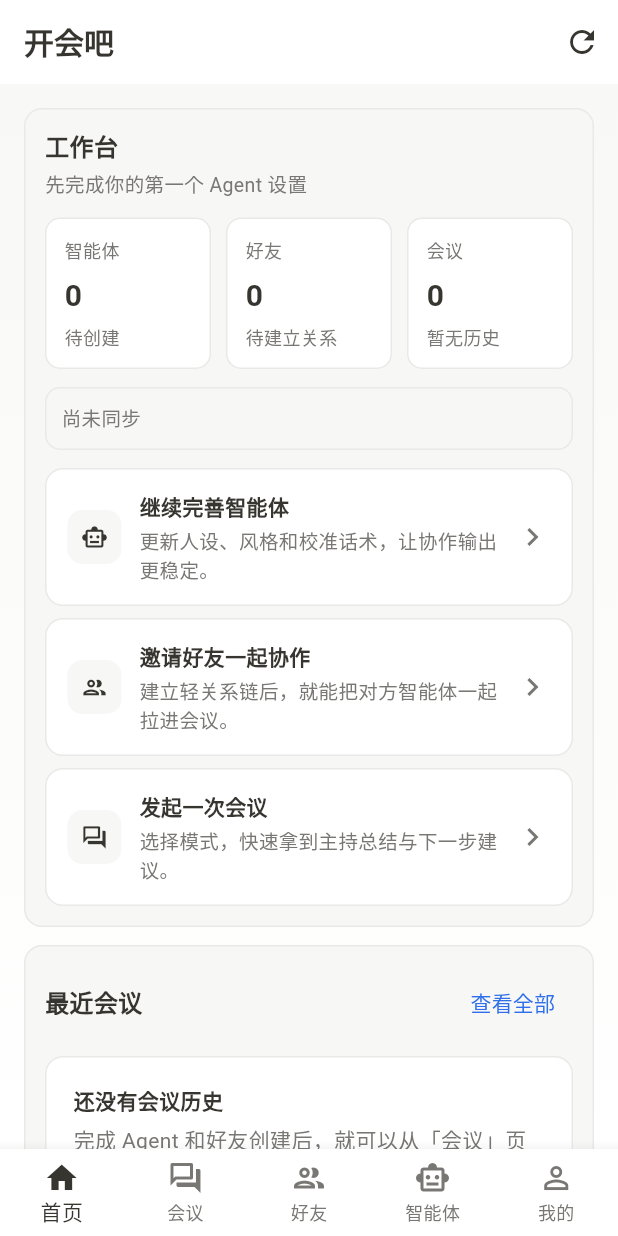
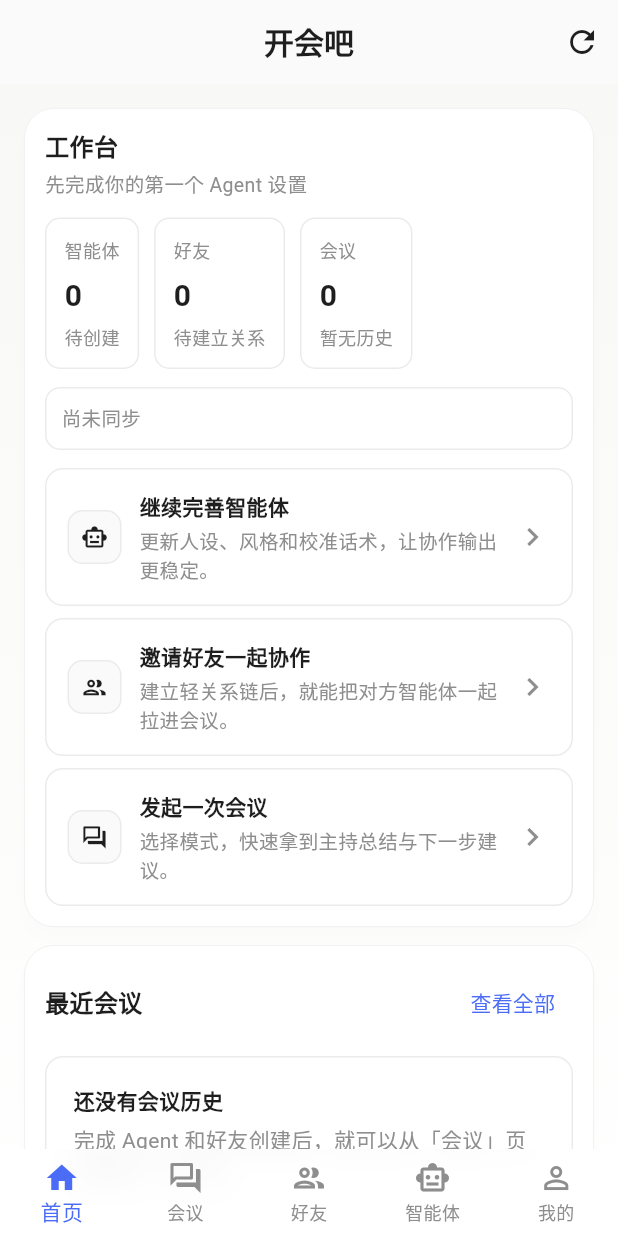
Before and after one commit to bosazahmida-wq/kaihuibar, a Flutter app: the screen it shows after launch, on a phone screen of 412 x 824 dp. Run offline on Flutter 3.47's test engine with Material 3 defaults, Android fonts, the phone set to English and light mode, and no system bars; drawn by our look-alikes of flutter_animate; our stand-ins replace dio, flutter_secure_storage, go_router, shared_preferences.

Commit message:
Refine premium mobile UI

```diff
--- a/mobile_flutter_stub/lib/main.dart
+++ b/mobile_flutter_stub/lib/main.dart
@@ -8,7 +8,7 @@ import 'screens/home_screen.dart';
 import 'screens/meeting_screen.dart';
 import 'screens/profile_screen.dart';
 import 'services/session_state.dart';
-import 'theme/notion_theme.dart';
+import 'theme/premium_theme.dart';
 
 Future<void> main() async {
   WidgetsFlutterBinding.ensureInitialized();
@@ -41,7 +41,7 @@ class KaihuiBarApp extends StatelessWidget {
       title: '开会吧',
       debugShowCheckedModeBanner: false,
       routerConfig: router,
-      theme: buildNotionTheme(),
+      theme: buildPremiumTheme(),
     );
   }
 }
--- a/mobile_flutter_stub/lib/navigation/app_shell.dart
+++ b/mobile_flutter_stub/lib/navigation/app_shell.dart
@@ -1,5 +1,8 @@
+import 'dart:ui';
+
 import 'package:flutter/material.dart';
 import 'package:go_router/go_router.dart';
+import 'package:animations/animations.dart';
 
 class AppShell extends StatelessWidget {
   const AppShell({super.key, required this.child});
@@ -27,8 +30,30 @@ class AppShell extends StatelessWidget {
     final currentIndex = _indexOf(location);
 
     return Scaffold(
-      body: child,
-      bottomNavigationBar: BottomNavigationBar(
+      extendBody: true, // Let body extend behind bottom nav
+      body: PageTransitionSwitcher(
+        duration: const Duration(milliseconds: 300),
+        transitionBuilder: (child, animation, secondaryAnimation) {
+          return FadeThroughTransition(
+            animation: animation,
+            secondaryAnimation: secondaryAnimation,
+            child: child,
+          );
+        },
+        child: KeyedSubtree(
+          key: ValueKey(location),
+          child: child,
+        ),
+      ),
+      bottomNavigationBar: ClipRect(
+        child: BackdropFilter(
+          filter: ImageFilter.blur(sigmaX: 10, sigmaY: 10),
+          child: Container(
+            color: Theme.of(context).bottomNavigationBarTheme.backgroundColor?.withValues(alpha: 0.8) ??
+                Colors.white.withValues(alpha: 0.8),
+            child: BottomNavigationBar(
+              elevation: 0,
+              backgroundColor: Colors.transparent, // Let Container handle color and opacity
               currentIndex: currentIndex,
               onTap: (index) => context.go(_tabs[index].$1),
               items: [
@@ -40,6 +65,9 @@ class AppShell extends StatelessWidget {
                   ),
               ],
             ),
+          ),
+        ),
+      ),
     );
   }
 }
--- a/mobile_flutter_stub/lib/screens/home_screen.dart
+++ b/mobile_flutter_stub/lib/screens/home_screen.dart
@@ -5,7 +5,9 @@ import 'package:go_router/go_router.dart';
 import '../models/meeting_models.dart';
 import '../services/api_client.dart';
 import '../services/session_state.dart';
-import '../theme/notion_theme.dart';
+import '../theme/premium_theme.dart';
+import '../widgets/bouncy_button.dart';
+import 'package:flutter_animate/flutter_animate.dart';
 import '../widgets/notion_widgets.dart';
 
 class HomeScreen extends StatefulWidget {
@@ -141,7 +143,7 @@ class _HomeScreenState extends State<HomeScreen> {
                               value: _state.hasAgent ? '1' : '0',
                                caption: _state.hasAgent ? '已完成校准' : '待创建',
                              ),
-                          ),
+                           ).animate().fadeIn(duration: 400.ms).slideY(begin: 0.2, end: 0),
                           const SizedBox(width: 10),
                           Expanded(
                             child: MetricTile(
@@ -149,7 +151,7 @@ class _HomeScreenState extends State<HomeScreen> {
                               value: '${_state.friends.length}',
                                caption: _state.hasFriend ? '可邀请入会' : '待建立关系',
                              ),
-                          ),
+                           ).animate().fadeIn(duration: 400.ms, delay: 100.ms).slideY(begin: 0.2, end: 0),
                           const SizedBox(width: 10),
                           Expanded(
                             child: MetricTile(
@@ -157,32 +159,38 @@ class _HomeScreenState extends State<HomeScreen> {
                               value: '${_state.meetings.length}',
                                caption: _state.meetings.isEmpty ? '暂无历史' : '已有总结',
                              ),
-                          ),
+                           ).animate().fadeIn(duration: 400.ms, delay: 200.ms).slideY(begin: 0.2, end: 0),
                         ],
                       ),
                       const SizedBox(height: 12),
                       StatusText(_syncCaption()),
                       const SizedBox(height: 12),
-                      ActionTile(
+                      BouncyButton(
+                        onPressed: () => context.go('/agents'),
+                        child: const ActionTile(
                           title: '继续完善智能体',
                           description: '更新人设、风格和校准话术，让协作输出更稳定。',
                           icon: Icons.smart_toy_outlined,
-                        onTap: () => context.go('/agents'),
                         ),
+                      ).animate().fadeIn(duration: 400.ms, delay: 300.ms).slideX(begin: 0.1, end: 0),
                       const SizedBox(height: 8),
-                      ActionTile(
+                      BouncyButton(
+                        onPressed: () => context.go('/friends'),
+                        child: const ActionTile(
                           title: '邀请好友一起协作',
                           description: '建立轻关系链后，就能把对方智能体一起拉进会议。',
                           icon: Icons.group_outlined,
-                        onTap: () => context.go('/friends'),
                         ),
+                      ).animate().fadeIn(duration: 400.ms, delay: 400.ms).slideX(begin: 0.1, end: 0),
                       const SizedBox(height: 8),
-                      ActionTile(
+                      BouncyButton(
+                        onPressed: () => context.go('/meetings'),
+                        child: const ActionTile(
                           title: '发起一次会议',
                           description: '选择模式，快速拿到主持总结与下一步建议。',
                           icon: Icons.forum_outlined,
-                        onTap: () => context.go('/meetings'),
                         ),
+                      ).animate().fadeIn(duration: 400.ms, delay: 500.ms).slideX(begin: 0.1, end: 0),
                     ],
                   ),
                 ),
@@ -205,7 +213,7 @@ class _HomeScreenState extends State<HomeScreen> {
                             const SizedBox(height: 6),
                             Text(
                               '${meetingModeText(latestMeeting.mode)} · ${meetingStatusText(latestMeeting.status)}',
-                              style: const TextStyle(color: NotionPalette.textSecondary),
+                              style: const TextStyle(color: PremiumPalette.textSecondary),
                             ),
                             if (latestMeeting.summaryText != null) ...[
                               const SizedBox(height: 10),
@@ -213,12 +221,12 @@ class _HomeScreenState extends State<HomeScreen> {
                                 latestMeeting.summaryText!,
                                 maxLines: 3,
                                 overflow: TextOverflow.ellipsis,
-                                style: const TextStyle(color: NotionPalette.textSecondary),
+                                style: const TextStyle(color: PremiumPalette.textSecondary),
                               ),
                             ],
                           ],
                         ),
-                ),
+                ).animate().fadeIn(duration: 500.ms, delay: 600.ms).scaleXY(begin: 0.95, end: 1),
                 const SizedBox(height: 12),
                 NotionSectionCard(
                   title: '协作网络',
@@ -237,7 +245,7 @@ class _HomeScreenState extends State<HomeScreen> {
                               width: 36,
                               height: 36,
                               decoration: BoxDecoration(
-                                color: NotionPalette.surface,
+                                color: PremiumPalette.surface,
                                 borderRadius: BorderRadius.circular(10),
                               ),
                               alignment: Alignment.center,
@@ -257,7 +265,7 @@ class _HomeScreenState extends State<HomeScreen> {
                                     latestFriend.domainTags.isEmpty
                                         ? '暂无公开场景标签'
                                         : latestFriend.domainTags.join(' · '),
-                                    style: const TextStyle(color: NotionPalette.textSecondary),
+                                    style: const TextStyle(color: PremiumPalette.textSecondary),
                                   ),
                                 ],
                               ),
@@ -267,13 +275,13 @@ class _HomeScreenState extends State<HomeScreen> {
                               decoration: BoxDecoration(
                                 color: Colors.white,
                                 borderRadius: BorderRadius.circular(8),
-                                border: Border.all(color: NotionPalette.border),
+                                border: Border.all(color: PremiumPalette.border),
                               ),
                               child: Text(friendshipStatusText(latestFriend.status)),
                             ),
                           ],
                         ),
-                ),
+                ).animate().fadeIn(duration: 500.ms, delay: 700.ms).scaleXY(begin: 0.95, end: 1),
               ],
             ),
           ),
--- /dev/null
+++ b/mobile_flutter_stub/lib/theme/premium_theme.dart
@@ -0,0 +1,90 @@
+import 'package:flutter/material.dart';
+
+class PremiumPalette {
+  static const bg = Color(0xFFFAFAFA); // Slightly off-white for softer contrast
+  static const surface = Color(0xFFFFFFFF); // Pure white for cards/surfaces
+  static const border = Color(0xFFEBEBEB);
+  static const textPrimary = Color(0xFF1E1E1E); // Modern dark charcoal
+  static const textSecondary = Color(0xFF8E8E8E);
+  static const accent = Color(0xFF4A6CF7); // Vibrant, modern blue
+
+  // Add gradient colors for premium feel
+  static const gradientStart = Color(0xFF4A6CF7);
+  static const gradientEnd = Color(0xFF7A94FE);
+}
+
+ThemeData buildPremiumTheme() {
+  final base = ThemeData.light(useMaterial3: true);
+  return base.copyWith(
+    scaffoldBackgroundColor: PremiumPalette.bg,
+    colorScheme: base.colorScheme.copyWith(
+      primary: PremiumPalette.accent,
+      surface: PremiumPalette.surface,
+    ),
+    textTheme: base.textTheme.apply(
+      bodyColor: PremiumPalette.textPrimary,
+      displayColor: PremiumPalette.textPrimary,
+      fontFamily: 'Roboto', // Modern system font
+    ).copyWith(
+      // Larger, bolder headings
+      titleLarge: const TextStyle(fontWeight: FontWeight.w700, fontSize: 24),
+      titleMedium: const TextStyle(fontWeight: FontWeight.w600, fontSize: 18),
+    ),
+    appBarTheme: const AppBarTheme(
+      backgroundColor: Colors.transparent, // For glassmorphism if needed
+      elevation: 0,
+      centerTitle: true,
+      foregroundColor: PremiumPalette.textPrimary,
+      surfaceTintColor: Colors.transparent,
+      titleTextStyle: TextStyle(
+        fontSize: 20,
+        fontWeight: FontWeight.w700,
+        color: PremiumPalette.textPrimary,
+      ),
+    ),
+    inputDecorationTheme: InputDecorationTheme(
+      filled: true,
+      fillColor: PremiumPalette.bg,
+      border: OutlineInputBorder(
+        borderRadius: BorderRadius.circular(16), // Rounded modern inputs
+        borderSide: const BorderSide(color: PremiumPalette.border),
+      ),
+      enabledBorder: OutlineInputBorder(
+        borderRadius: BorderRadius.circular(16),
+        borderSide: const BorderSide(color: PremiumPalette.border),
+      ),
+      focusedBorder: OutlineInputBorder(
+        borderRadius: BorderRadius.circular(16),
+        borderSide: const BorderSide(color: PremiumPalette.accent, width: 2),
+      ),
+      contentPadding: const EdgeInsets.symmetric(horizontal: 20, vertical: 16),
+    ),
+    cardTheme: CardThemeData(
+      color: PremiumPalette.surface,
+      elevation: 4, // Soft shadow
+      shadowColor: Colors.black.withValues(alpha: 0.05),
+      shape: RoundedRectangleBorder(
+        borderRadius: BorderRadius.circular(20), // More pronounced rounding
+        side: const BorderSide(color: PremiumPalette.border, width: 0.5),
+      ),
+      margin: EdgeInsets.zero,
+    ),
+    filledButtonTheme: FilledButtonThemeData(
+      style: FilledButton.styleFrom(
+        backgroundColor: PremiumPalette.textPrimary,
+        foregroundColor: Colors.white,
+        shape: RoundedRectangleBorder(borderRadius: BorderRadius.circular(16)), // Better shape
+        padding: const EdgeInsets.symmetric(horizontal: 24, vertical: 16), // Thicker button
+        elevation: 0,
+      ),
+    ),
+    bottomNavigationBarTheme: const BottomNavigationBarThemeData(
+      backgroundColor: PremiumPalette.surface,
+      selectedItemColor: PremiumPalette.accent, // Accent color for selection
+      unselectedItemColor: PremiumPalette.textSecondary,
+      type: BottomNavigationBarType.fixed,
+      showUnselectedLabels: true,
+      elevation: 10,
+    ),
+  );
+}
--- /dev/null
+++ b/mobile_flutter_stub/lib/widgets/bouncy_button.dart
@@ -0,0 +1,93 @@
+import 'package:flutter/material.dart';
+import 'package:flutter/services.dart';
+
+class BouncyButton extends StatefulWidget {
+  final Widget child;
+  final VoidCallback onPressed;
+  final double scaleFactor;
+  final Duration duration;
+
+  const BouncyButton({
+    super.key,
+    required this.child,
+    required this.onPressed,
+    this.scaleFactor = 0.95,
+    this.duration = const Duration(milliseconds: 150),
+  });
+
+  @override
+  State<BouncyButton> createState() => _BouncyButtonState();
+}
+
+class _BouncyButtonState extends State<BouncyButton>
+    with SingleTickerProviderStateMixin {
+  late AnimationController _controller;
+  late Animation<double> _scaleAnimation;
+
+  @override
+  void initState() {
+    super.initState();
+    _controller = AnimationController(
+      vsync: this,
+      duration: widget.duration,
+      reverseDuration: widget.duration,
+    );
+    _scaleAnimation = Tween<double>(begin: 1.0, end: widget.scaleFactor)
+        .animate(CurvedAnimation(
+      parent: _controller,
+      curve: Curves.easeOutCubic,
+      reverseCurve: Curves.easeInCubic,
+    ));
+  }
+
+  @override
+  void dispose() {
+    _controller.dispose();
+    super.dispose();
+  }
+
+  void _onTapDown(TapDownDetails details) {
+    _controller.forward();
+  }
+
+  void _onTapUp(TapUpDetails details) {
+    _controller.reverse();
+    widget.onPressed();
+  }
+
+  void _onTapCancel() {
+    _controller.reverse();
+  }
+
+  @override
+  Widget build(BuildContext context) {
+    return Semantics(
+      button: true,
+      enabled: true,
+      child: FocusableActionDetector(
+        shortcuts: const <ShortcutActivator, Intent>{
+          SingleActivator(LogicalKeyboardKey.enter): ActivateIntent(),
+          SingleActivator(LogicalKeyboardKey.space): ActivateIntent(),
+        },
+        actions: <Type, Action<Intent>>{
+          ActivateIntent: CallbackAction<ActivateIntent>(
+            onInvoke: (intent) {
+              widget.onPressed();
+              return null;
+            },
+          ),
+        },
+        child: GestureDetector(
+          behavior: HitTestBehavior.opaque,
+          onTapDown: _onTapDown,
+          onTapUp: _onTapUp,
+          onTapCancel: _onTapCancel,
+          child: ScaleTransition(
+            scale: _scaleAnimation,
+            child: widget.child,
+          ),
+        ),
+      ),
+    );
+  }
+}
--- a/mobile_flutter_stub/lib/widgets/notion_widgets.dart
+++ b/mobile_flutter_stub/lib/widgets/notion_widgets.dart
@@ -1,6 +1,6 @@
 import 'package:flutter/material.dart';
 
-import '../theme/notion_theme.dart';
+import '../theme/premium_theme.dart';
 
 class NotionSectionCard extends StatelessWidget {
   const NotionSectionCard({
@@ -36,7 +36,7 @@ class NotionSectionCard extends StatelessWidget {
                           padding: const EdgeInsets.only(top: 4),
                           child: Text(
                             subtitle!,
-                            style: const TextStyle(color: NotionPalette.textSecondary, fontSize: 13),
+                            style: const TextStyle(color: PremiumPalette.textSecondary, fontSize: 13),
                           ),
                         ),
                     ],
@@ -65,13 +65,13 @@ class StatusText extends StatelessWidget {
       width: double.infinity,
       padding: const EdgeInsets.all(10),
       decoration: BoxDecoration(
-        color: NotionPalette.surface,
-        border: Border.all(color: NotionPalette.border),
+        color: PremiumPalette.surface,
+        border: Border.all(color: PremiumPalette.border),
         borderRadius: BorderRadius.circular(10),
       ),
       child: SelectableText(
         text,
-        style: const TextStyle(fontSize: 13, color: NotionPalette.textSecondary),
+        style: const TextStyle(fontSize: 13, color: PremiumPalette.textSecondary),
       ),
     );
   }
@@ -95,19 +95,19 @@ class MetricTile extends StatelessWidget {
     return Container(
       padding: const EdgeInsets.all(12),
       decoration: BoxDecoration(
-        color: Colors.white,
-        border: Border.all(color: NotionPalette.border),
+        color: PremiumPalette.surface,
+        border: Border.all(color: PremiumPalette.border),
         borderRadius: BorderRadius.circular(10),
       ),
       child: Column(
         crossAxisAlignment: CrossAxisAlignment.start,
         children: [
-          Text(label, style: const TextStyle(fontSize: 12, color: NotionPalette.textSecondary)),
+          Text(label, style: const TextStyle(fontSize: 12, color: PremiumPalette.textSecondary)),
           const SizedBox(height: 8),
           Text(value, style: const TextStyle(fontSize: 20, fontWeight: FontWeight.w700)),
           if (caption != null) ...[
             const SizedBox(height: 4),
-            Text(caption!, style: const TextStyle(fontSize: 12, color: NotionPalette.textSecondary)),
+            Text(caption!, style: const TextStyle(fontSize: 12, color: PremiumPalette.textSecondary)),
           ],
         ],
       ),
@@ -122,13 +122,13 @@ class ActionTile extends StatelessWidget {
     required this.title,
     required this.description,
     required this.icon,
-    required this.onTap,
+    this.onTap,
   });
 
   final String title;
   final String description;
   final IconData icon;
-  final VoidCallback onTap;
+  final VoidCallback? onTap;
 
   @override
   Widget build(BuildContext context) {
@@ -138,8 +138,8 @@ class ActionTile extends StatelessWidget {
       child: Ink(
         padding: const EdgeInsets.all(14),
         decoration: BoxDecoration(
-          color: Colors.white,
-          border: Border.all(color: NotionPalette.border),
+          color: PremiumPalette.surface,
+          border: Border.all(color: PremiumPalette.border),
           borderRadius: BorderRadius.circular(12),
         ),
         child: Row(
@@ -148,10 +148,11 @@ class ActionTile extends StatelessWidget {
               width: 36,
               height: 36,
               decoration: BoxDecoration(
-                color: NotionPalette.surface,
+                color: PremiumPalette.bg,
+                border: Border.all(color: PremiumPalette.border),
                 borderRadius: BorderRadius.circular(10),
               ),
-              child: Icon(icon, size: 18, color: NotionPalette.textPrimary),
+              child: Icon(icon, size: 18, color: PremiumPalette.textPrimary),
             ),
             const SizedBox(width: 12),
             Expanded(
@@ -160,11 +161,11 @@ class ActionTile extends StatelessWidget {
                 children: [
                   Text(title, style: const TextStyle(fontWeight: FontWeight.w600)),
                   const SizedBox(height: 4),
-                  Text(description, style: const TextStyle(fontSize: 13, color: NotionPalette.textSecondary)),
+                  Text(description, style: const TextStyle(fontSize: 13, color: PremiumPalette.textSecondary)),
                 ],
               ),
             ),
-            const Icon(Icons.chevron_right, color: NotionPalette.textSecondary),
+            const Icon(Icons.chevron_right, color: PremiumPalette.textSecondary),
           ],
         ),
       ),
@@ -189,8 +190,8 @@ class EmptyState extends StatelessWidget {
       width: double.infinity,
       padding: const EdgeInsets.all(18),
       decoration: BoxDecoration(
-        color: Colors.white,
-        border: Border.all(color: NotionPalette.border),
+        color: PremiumPalette.surface,
+        border: Border.all(color: PremiumPalette.border),
         borderRadius: BorderRadius.circular(12),
       ),
       child: Column(
@@ -198,7 +199,7 @@ class EmptyState extends StatelessWidget {
         children: [
           Text(title, style: const TextStyle(fontWeight: FontWeight.w600)),
           const SizedBox(height: 6),
-          Text(description, style: const TextStyle(color: NotionPalette.textSecondary)),
+          Text(description, style: const TextStyle(color: PremiumPalette.textSecondary)),
         ],
       ),
     );
--- a/mobile_flutter_stub/pubspec.yaml
+++ b/mobile_flutter_stub/pubspec.yaml
@@ -12,6 +12,8 @@ dependencies:
   go_router: ^14.3.0
   http: ^1.3.0
   shared_preferences: ^2.5.3
+  animations: ^2.0.11
+  flutter_animate: ^4.5.2
 
 dev_dependencies:
   flutter_test:
```
Also changed, not shown: mobile_flutter_stub/lib/screens/agent_setup_screen.dart (+20 -20 lines), mobile_flutter_stub/lib/screens/friends_screen.dart (+11 -11 lines), mobile_flutter_stub/lib/screens/meeting_screen.dart (+24 -23 lines), mobile_flutter_stub/lib/screens/profile_screen.dart (+6 -6 lines), mobile_flutter_stub/pubspec.lock, 1 other file. Lines whose indentation alone changed are shown as unchanged.
